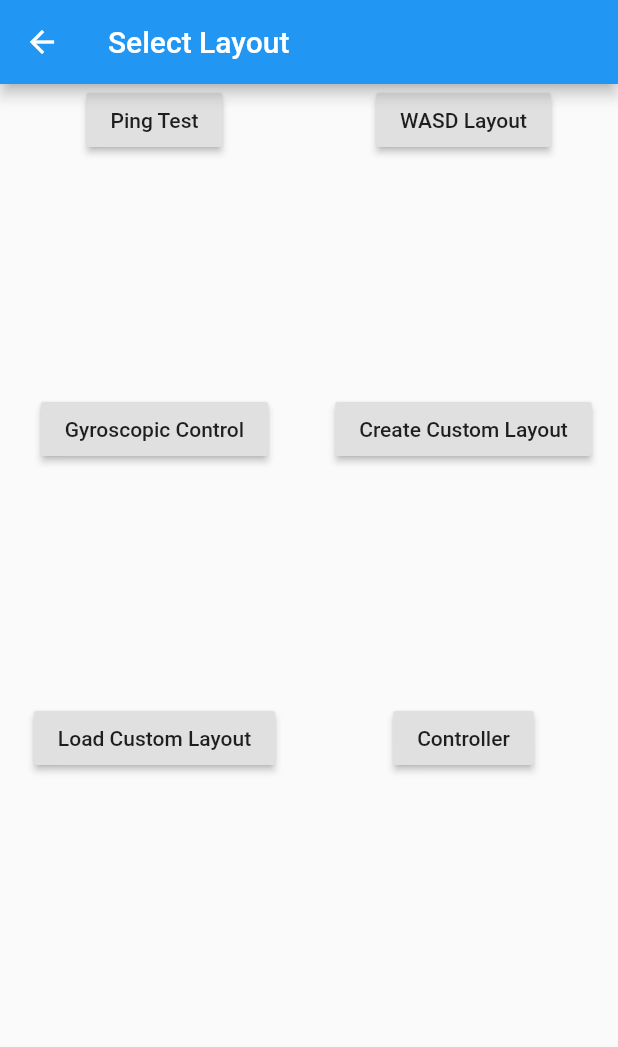
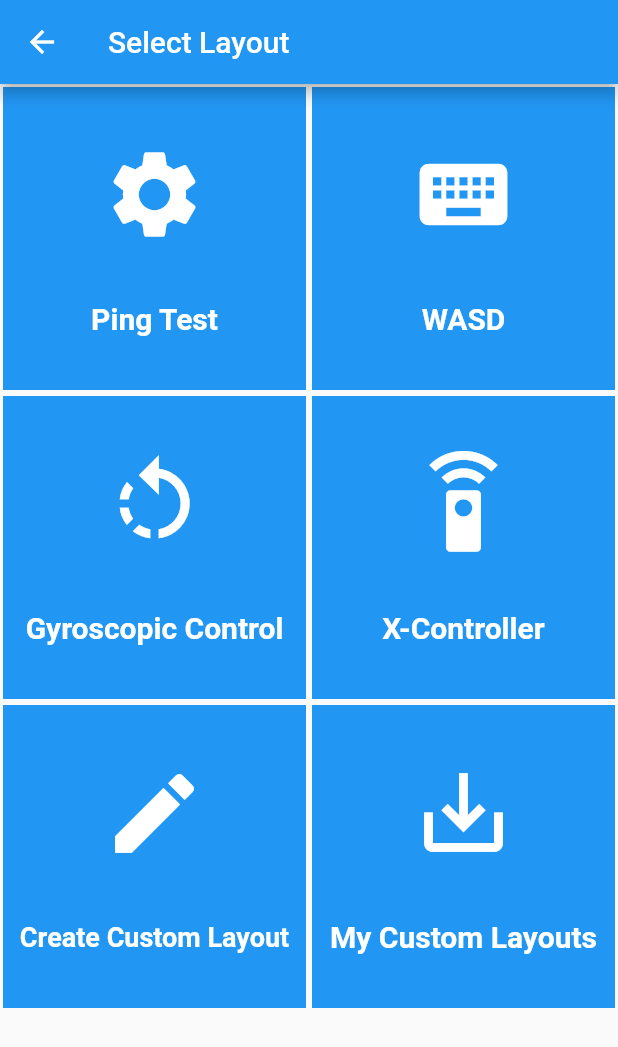
Before and after one commit to devclub-iitd/AioPcController, a Flutter app: the LayoutSelect screen opened by its route, on a phone screen of 412 x 824 dp. Shown: the top 1047 px of the screen. Run offline on Flutter 3.47's test engine with Material 2 defaults, Android fonts, the phone set to English and light mode, and no system bars; our stand-ins replace flutter_slidable, sensors, sqflite; missing offline and left inert: barcode_scan; accounts and stored records are empty.

Commit message:
Changed layout select UI + Added driver for macOSX

```diff
--- a/lib/LayoutSelect.dart
+++ b/lib/LayoutSelect.dart
@@ -29,96 +29,168 @@ class LayoutSelect extends StatelessWidget {
         body: GridView.count(
           crossAxisCount: 2,
           children: <Widget>[
-            Center(
+            Container(
+              color: Colors.blue,
+              margin: const EdgeInsets.all(2.0),
+              child: GestureDetector(
                 child: Column(
-                crossAxisAlignment: CrossAxisAlignment.start,
+                  mainAxisAlignment: MainAxisAlignment.spaceEvenly,
                   children: <Widget>[
-                  Center(
-                    child: RaisedButton(
-                      onPressed: () {
-                        Navigator.pushNamed(context, '/ping_test');
-                      },
-                      child: Text('Ping Test'),
+                    Icon(
+                      Icons.settings,
+                      color: Colors.white,
+                      size: 70.0,
+                    ),
+                    Text(
+                      'Ping Test',
+                      style: TextStyle(
+                        fontWeight: FontWeight.w600,
+                        color: Colors.white,
+                        fontSize: 20.0,
                         ),
                     )
                   ],
                 ),
+                onTap: () {
+                  Navigator.pushNamed(context, '/ping_test');
+                },
+              )
             ),
-            Center(
+            Container(
+              color: Colors.blue,
+              margin: const EdgeInsets.all(2.0),
+              child: GestureDetector(
                 child: Column(
-                crossAxisAlignment: CrossAxisAlignment.start,
+                  mainAxisAlignment: MainAxisAlignment.spaceEvenly,
                   children: <Widget>[
-                  Center(
-                    child: RaisedButton(
-                      onPressed: () {
-                        Navigator.pushNamed(context, '/wasd_layout');
-                      },
-                      child: Text('WASD Layout'),
+                    Icon(
+                      Icons.keyboard,
+                      color: Colors.white,
+                      size: 70.0,
+                    ),
+                    Text(
+                      'WASD',
+                      style: TextStyle(
+                        fontWeight: FontWeight.w600,
+                        color: Colors.white,
+                        fontSize: 20.0,
                         ),
                     )
                   ],
                 ),
+                onTap: () {
+                  Navigator.pushNamed(context, '/wasd_layout');
+                },
+              )
             ),
-            Center(
+            Container(
+              color: Colors.blue,
+              margin: const EdgeInsets.all(2.0),
+              child: GestureDetector(
                 child: Column(
-                crossAxisAlignment: CrossAxisAlignment.start,
+                  mainAxisAlignment: MainAxisAlignment.spaceEvenly,
                   children: <Widget>[
-                  Center(
-                    child: RaisedButton(
-                      onPressed: () {
-                        Navigator.pushNamed(context, '/gyro');
-                      },
-                      child: Text('Gyroscopic Control'),
+                    Icon(
+                      Icons.rotate_left,
+                      color: Colors.white,
+                      size: 70.0,
+                    ),
+                    Text(
+                      'Gyroscopic Control',
+                      style: TextStyle(
+                        fontWeight: FontWeight.w600,
+                        color: Colors.white,
+                        fontSize: 20.0,
                         ),
                     )
                   ],
                 ),
+                onTap: () {
+                  Navigator.pushNamed(context, '/gyro');
+                },
+              )
             ),
-            Center(
+            Container(
+              color: Colors.blue,
+              margin: const EdgeInsets.all(2.0),
+              child: GestureDetector(
                 child: Column(
-                crossAxisAlignment: CrossAxisAlignment.start,
+                  mainAxisAlignment: MainAxisAlignment.spaceEvenly,
                   children: <Widget>[
-                  Center(
-                    child: RaisedButton(
-                      onPressed: () {
-                        customLoader(context, '_untitled');
-                      },
-                      child: Text('Create Custom Layout'),
+                    Icon(
+                      Icons.settings_remote,
+                      color: Colors.white,
+                      size: 70.0,
+                    ),
+                    Text(
+                      'X-Controller',
+                      style: TextStyle(
+                        fontWeight: FontWeight.w600,
+                        color: Colors.white,
+                        fontSize: 20.0,
                         ),
                     )
                   ],
                 ),
+                onTap: () {
+                  Navigator.pushNamed(context, '/controller');
+                },
+              )
             ),
-            Center(
+            Container(
+              color: Colors.blue,
+              margin: const EdgeInsets.all(2.0),
+              child: GestureDetector(
                 child: Column(
-                crossAxisAlignment: CrossAxisAlignment.start,
+                  mainAxisAlignment: MainAxisAlignment.spaceEvenly,
                   children: <Widget>[
-                  Center(
-                    child: RaisedButton(
-                      onPressed: () {
-                        loadCustomBuilder(context);
-                      },
-                      child: Text('Load Custom Layout'),
+                    Icon(
+                      Icons.create,
+                      color: Colors.white,
+                      size: 70.0,
+                    ),
+                    Text(
+                      'Create Custom Layout',
+                      style: TextStyle(
+                        fontWeight: FontWeight.w600,
+                        color: Colors.white,
+                        fontSize: 18.0,
                         ),
                     )
                   ],
                 ),
+                onTap: () {
+                  customLoader(context, '_untitled');
+                },
+              )
             ),
-            Center(
+            Container(
+              color: Colors.blue,
+              margin: const EdgeInsets.all(2.0),
+              child: GestureDetector(
                 child: Column(
-                crossAxisAlignment: CrossAxisAlignment.start,
+                  mainAxisAlignment: MainAxisAlignment.spaceEvenly,
                   children: <Widget>[
-                  Center(
-                    child: RaisedButton(
-                      onPressed: () {
-                        Navigator.pushNamed(context, '/controller');
-                      },
-                      child: Text('Controller'),
+                    Icon(
+                      Icons.save_alt,
+                      color: Colors.white,
+                      size: 70.0,
+                    ),
+                    Text(
+                      'My Custom Layouts',
+                      style: TextStyle(
+                        fontWeight: FontWeight.w600,
+                        color: Colors.white,
+                        fontSize: 20.0,
                         ),
                     )
                   ],
                 ),
+                onTap: () {
+                  loadCustomBuilder(context);
+                },
               )
+            ),
           ],
         ));
   }
```
Also changed, not shown: 1 other file. Lines whose indentation alone changed are shown as unchanged.
